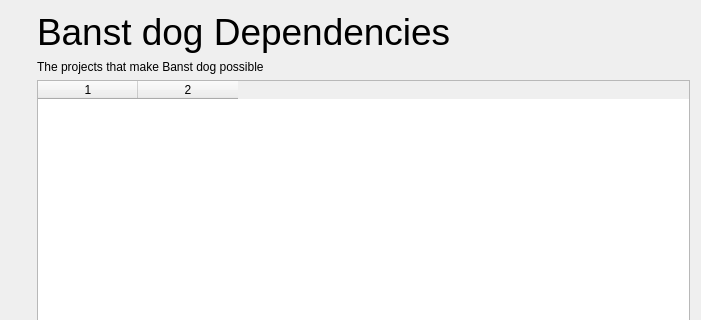
The window that src/yuzu/deps_dialog.ui (Banstowi/-glantine--emu-Switch2) describes before a commit, drawn with Qt 5; both pictures show x 0 to 701 and y 0 to 320 of the 701 by 500 pixel window.
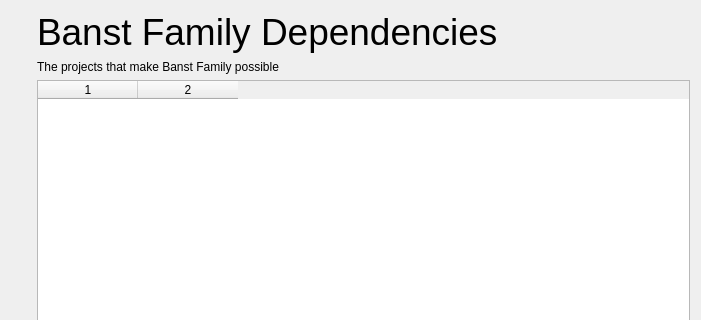
The same window after the commit. Icons and pictures are not drawn.

Commit message:
Rename to Banst Family and default the interface to French
Every displayed name (window title, menus, dialogs, translations, Discord status, Linux desktop
entry, macOS bundle and disk image, release titles) now reads Banst Family. The interface
language setting defaults to French ("fr") instead of following the system language; it can
still be changed in the configuration. The banstdog executable, data directory and artifact
names are unchanged.

Claude-Session: https://claude.ai/code/session_01MsSmfafnsutrNsLC2WvgSz

The edit to the form file:
```diff
--- a/src/yuzu/deps_dialog.ui
+++ b/src/yuzu/deps_dialog.ui
@@ -69,7 +69,7 @@
           </sizepolicy>
          </property>
          <property name="text">
-          <string>&lt;html&gt;&lt;head/&gt;&lt;body&gt;&lt;p&gt;&lt;span style=&quot; font-size:28pt;&quot;&gt;Banst dog Dependencies&lt;/span&gt;&lt;/p&gt;&lt;/body&gt;&lt;/html&gt;</string>
+          <string>&lt;html&gt;&lt;head/&gt;&lt;body&gt;&lt;p&gt;&lt;span style=&quot; font-size:28pt;&quot;&gt;Banst Family Dependencies&lt;/span&gt;&lt;/p&gt;&lt;/body&gt;&lt;/html&gt;</string>
          </property>
         </widget>
        </item>
@@ -82,7 +82,7 @@
           </sizepolicy>
          </property>
          <property name="text">
-        <string>&lt;html&gt;&lt;head/&gt;&lt;body&gt;&lt;p&gt;The projects that make Banst dog possible&lt;/p&gt;&lt;/body&gt;&lt;/html&gt;</string>
+        <string>&lt;html&gt;&lt;head/&gt;&lt;body&gt;&lt;p&gt;The projects that make Banst Family possible&lt;/p&gt;&lt;/body&gt;&lt;/html&gt;</string>
          </property>
         </widget>
        </item>
```
Left out of the diff: 2 changed lines with no effect on the pictures. The commit also changes 54 other files.
